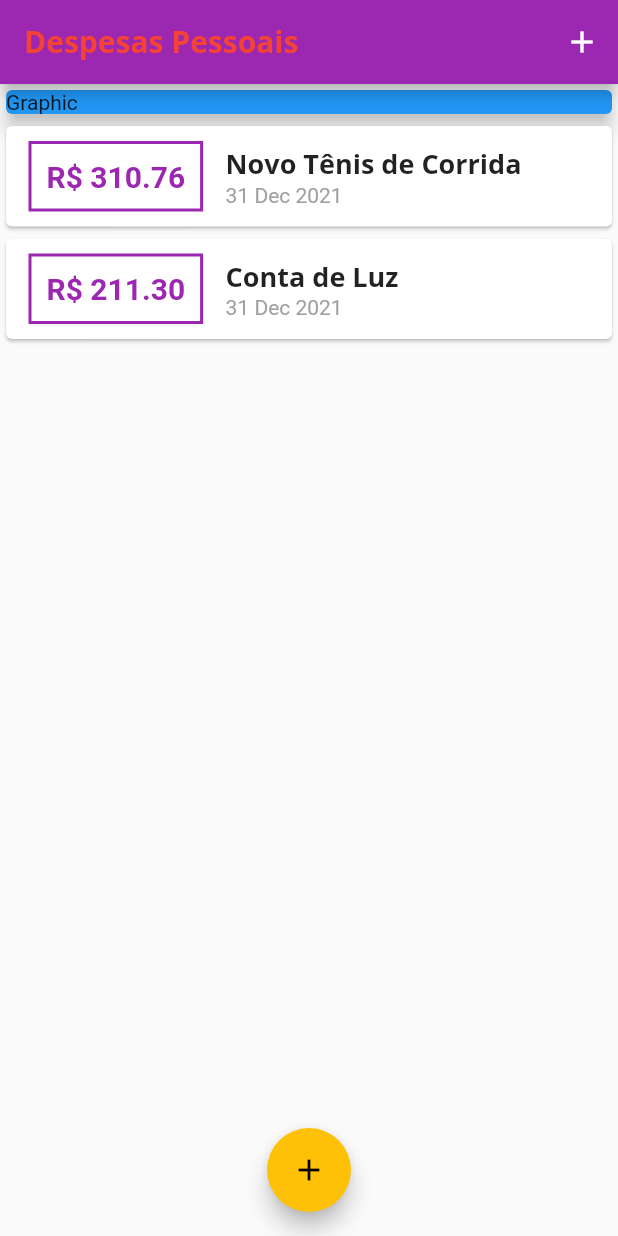
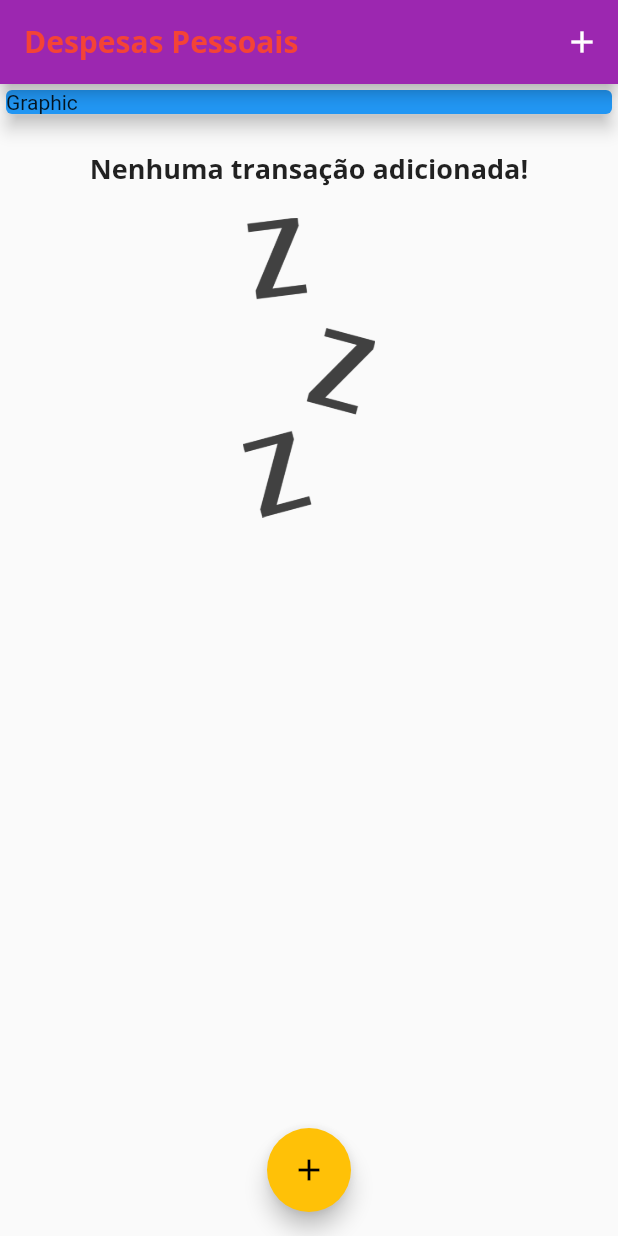
Before and after one commit to felixvicent/gestapp, a Flutter app: the screen it shows after launch, on a phone screen of 412 x 824 dp. Run offline on Flutter 3.47's test engine with Material 2 defaults, Android fonts, the light colour scheme and no system bars.

Commit message:
Added image for empty transactions

```diff
--- a/lib/components/transaction_list.dart
+++ b/lib/components/transaction_list.dart
@@ -16,14 +16,18 @@ class TransactionList extends StatelessWidget {
       child: transactions.isEmpty
           ? Column(
               children: [
+                SizedBox(height: 20),
                 Text(
                   'Nenhuma transação adicionada!',
                   style: Theme.of(context).textTheme.headline6,
                 ),
-                Image.asset(
-                  'assets/images/waiting.png',
-                  fit: BoxFit.contain,
-                  height: 250,
+                SizedBox(height: 20),
+                Container(
+                  height: 200,
+                  child: Image.asset(
+                    'assets/images/waiting.png',
+                    fit: BoxFit.cover,
+                  ),
                 )
               ],
             )
--- a/lib/main.dart
+++ b/lib/main.dart
@@ -48,19 +48,19 @@ class HomePage extends StatefulWidget {
 }
 
 class _HomePageState extends State<HomePage> {
-  final _transactions = [
-    Transaction(
-      id: 't1',
-      title: 'Novo Tênis de Corrida',
-      value: 310.76,
-      date: DateTime.now(),
-    ),
-    Transaction(
-      id: 't1',
-      title: 'Conta de Luz',
-      value: 211.30,
-      date: DateTime.now(),
-    ),
+  final List<Transaction> _transactions = [
+    // Transaction(
+    //   id: 't1',
+    //   title: 'Novo Tênis de Corrida',
+    //   value: 310.76,
+    //   date: DateTime.now(),
+    // ),
+    // Transaction(
+    //   id: 't1',
+    //   title: 'Conta de Luz',
+    //   value: 211.30,
+    //   date: DateTime.now(),
+    // ),
   ];
 
   _openTransactionFormModal(context) {
```
